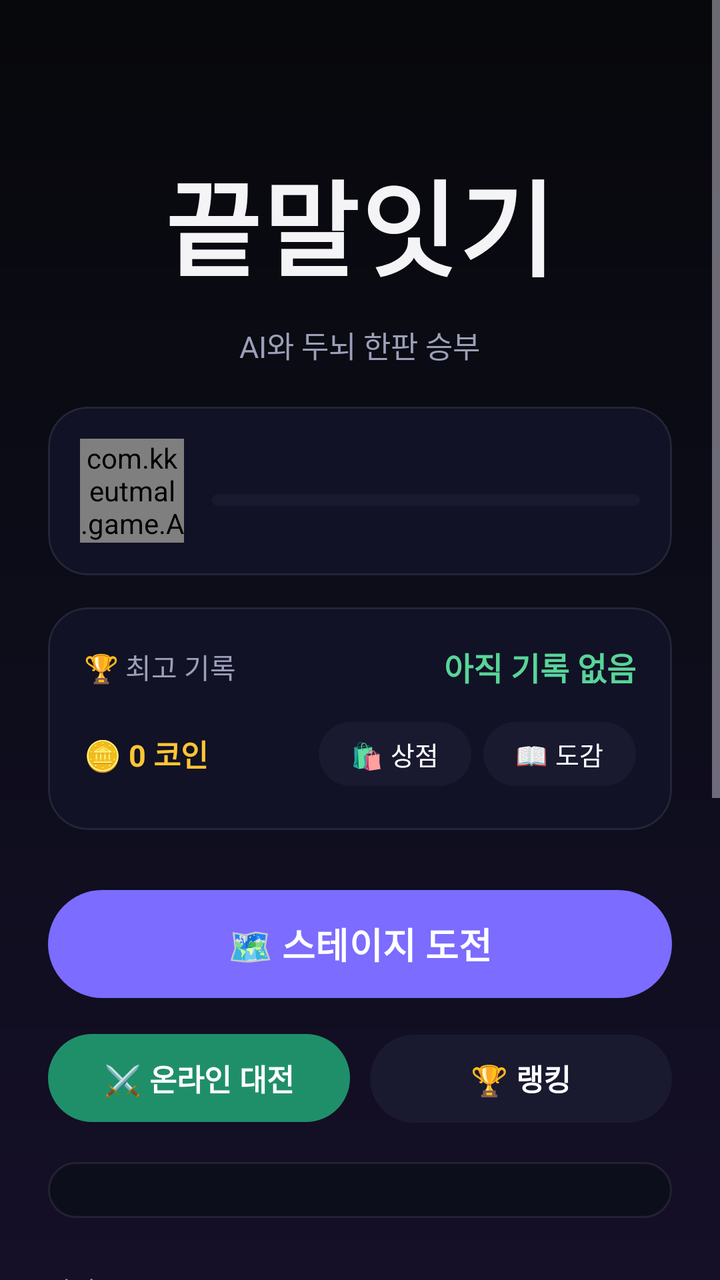
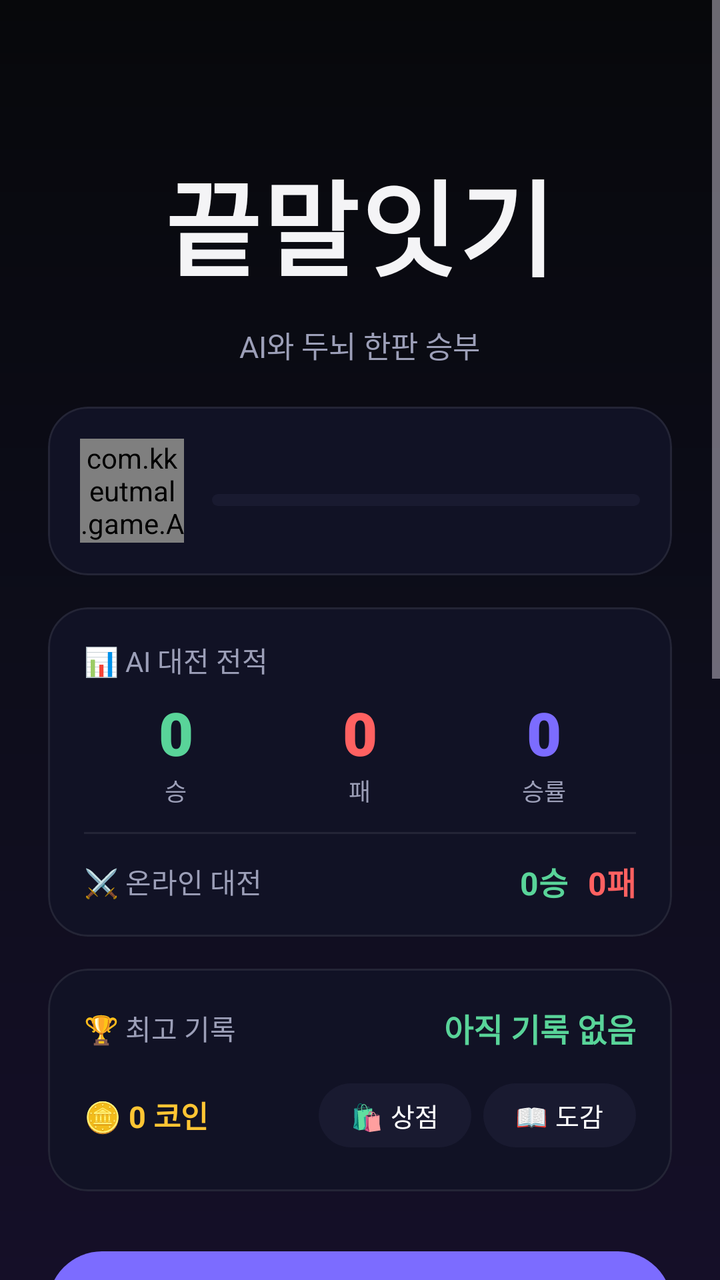

The first picture is an Android layout as it rendered before a commit; the second is the same layout after the commit. The layout source and the unified diff follow.
<!-- AndroidManifest.xml: application theme Theme.KKeutmal -->
<!-- res/layout/activity_main.xml -->
<?xml version="1.0" encoding="utf-8"?>
<LinearLayout xmlns:android="http://schemas.android.com/apk/res/android"
    xmlns:app="http://schemas.android.com/apk/res-auto"
    android:layout_width="match_parent"
    android:layout_height="match_parent"
    android:orientation="vertical">

<ScrollView
        android:layout_width="match_parent"
        android:layout_height="0dp"
        android:layout_weight="1"
    android:fillViewport="true"
    android:overScrollMode="never">

    <LinearLayout
        android:layout_width="match_parent"
        android:layout_height="wrap_content"
        android:orientation="vertical"
        android:gravity="center_horizontal"
        android:padding="24dp">

        <TextView
            android:id="@+id/tvTitle"
            android:layout_width="wrap_content"
            android:layout_height="wrap_content"
            android:layout_marginTop="44dp"
            android:paddingHorizontal="4dp"
            android:paddingVertical="6dp"
            android:text="@string/app_name"
            android:textColor="@color/text_primary"
            android:textSize="52sp"
            android:letterSpacing="0.02"
            android:fontFamily="sans-serif-black" />

        <TextView
            android:layout_width="wrap_content"
            android:layout_height="wrap_content"
            android:layout_marginTop="6dp"
            android:text="@string/subtitle"
            android:textColor="@color/text_dim"
            android:textSize="15sp" />

        <com.google.android.material.card.MaterialCardView
            android:layout_width="match_parent"
            android:layout_height="wrap_content"
            android:layout_marginTop="20dp"
            app:cardBackgroundColor="@color/surface"
            app:cardCornerRadius="20dp"
            app:strokeColor="@color/surface_stroke"
            app:strokeWidth="1dp"
            app:cardElevation="0dp">

            <LinearLayout
                android:layout_width="match_parent"
                android:layout_height="wrap_content"
                android:orientation="horizontal"
                android:gravity="center_vertical"
                android:padding="16dp">

                <com.kkeutmal.game.AvatarView
                    android:id="@+id/avatarMe"
                    android:layout_width="52dp"
                    android:layout_height="52dp" />

                <LinearLayout
                    android:layout_width="0dp"
                    android:layout_weight="1"
                    android:layout_height="wrap_content"
                    android:layout_marginStart="14dp"
                    android:orientation="vertical">

                    <TextView
                        android:id="@+id/tvLevelRank"
                        android:layout_width="wrap_content"
                        android:layout_height="wrap_content"
                        android:textColor="@color/text_primary"
                        android:textSize="16sp"
                        android:textStyle="bold" />

                    <com.google.android.material.progressindicator.LinearProgressIndicator
                        android:id="@+id/xpBar"
                        android:layout_width="match_parent"
                        android:layout_height="wrap_content"
                        android:layout_marginTop="6dp"
                        android:max="1000"
                        app:trackThickness="6dp"
                        app:trackCornerRadius="3dp"
                        app:trackColor="@color/chip_bg"
                        app:indicatorColor="@color/accent"
                        app:trackStopIndicatorSize="0dp" />

                    <TextView
                        android:id="@+id/tvXp"
                        android:layout_width="wrap_content"
                        android:layout_height="wrap_content"
                        android:layout_marginTop="4dp"
                        android:textColor="@color/text_dim"
                        android:textSize="11sp" />
                </LinearLayout>
            </LinearLayout>
        </com.google.android.material.card.MaterialCardView>

        <com.google.android.material.card.MaterialCardView
            android:layout_width="match_parent"
            android:layout_height="wrap_content"
            android:layout_marginTop="16dp"
            app:cardBackgroundColor="@color/surface"
            app:cardCornerRadius="20dp"
            app:strokeColor="@color/surface_stroke"
            app:strokeWidth="1dp"
            app:cardElevation="0dp">

            <LinearLayout
                android:layout_width="match_parent"
                android:layout_height="wrap_content"
                android:orientation="vertical"
                android:padding="18dp">

                <LinearLayout
                    android:layout_width="match_parent"
                    android:layout_height="wrap_content"
                    android:orientation="horizontal"
                    android:gravity="center_vertical">

                    <TextView
                        android:layout_width="0dp"
                        android:layout_weight="1"
                        android:layout_height="wrap_content"
                        android:text="@string/best_label"
                        android:textColor="@color/text_dim"
                        android:textSize="14sp" />

                    <TextView
                        android:id="@+id/tvBest"
                        android:layout_width="wrap_content"
                        android:layout_height="wrap_content"
                        android:text="아직 기록 없음"
                        android:textColor="@color/accent2"
                        android:textSize="16sp"
                        android:textStyle="bold" />
                </LinearLayout>

                
                <LinearLayout
                    android:id="@+id/rowRecord"
                    android:layout_width="match_parent"
                    android:layout_height="wrap_content"
                    android:layout_marginTop="14dp"
                    android:orientation="horizontal"
                    android:baselineAligned="false"
                    android:visibility="gone">

                    <LinearLayout
                        android:layout_width="0dp"
                        android:layout_weight="1"
                        android:layout_height="wrap_content"
                        android:orientation="vertical"
                        android:gravity="center_horizontal">

                        <TextView
                            android:id="@+id/tvWins"
                            android:layout_width="wrap_content"
                            android:layout_height="wrap_content"
                            android:textColor="@color/accent2"
                            android:textSize="22sp"
                            android:textStyle="bold" />

                        <TextView
                            android:layout_width="wrap_content"
                            android:layout_height="wrap_content"
                            android:text="승"
                            android:textColor="@color/text_dim"
                            android:textSize="12sp" />
                    </LinearLayout>

                    <LinearLayout
                        android:layout_width="0dp"
                        android:layout_weight="1"
                        android:layout_height="wrap_content"
                        android:orientation="vertical"
                        android:gravity="center_horizontal">

                        <TextView
                            android:id="@+id/tvLosses"
                            android:layout_width="wrap_content"
                            android:layout_height="wrap_content"
                            android:textColor="@color/text_primary"
                            android:textSize="22sp"
                            android:textStyle="bold" />

                        <TextView
                            android:layout_width="wrap_content"
                            android:layout_height="wrap_content"
                            android:text="패"
                            android:textColor="@color/text_dim"
                            android:textSize="12sp" />
                    </LinearLayout>

                    <LinearLayout
                        android:layout_width="0dp"
                        android:layout_weight="1"
                        android:layout_height="wrap_content"
                        android:orientation="vertical"
                        android:gravity="center_horizontal">

                        <TextView
                            android:id="@+id/tvWinRate"
                            android:layout_width="wrap_content"
                            android:layout_height="wrap_content"
                            android:textColor="@color/accent"
                            android:textSize="22sp"
                            android:textStyle="bold" />

                        <TextView
                            android:id="@+id/tvWinRateLabel"
                            android:layout_width="wrap_content"
                            android:layout_height="wrap_content"
                            android:text="승률"
                            android:textColor="@color/text_dim"
                            android:textSize="12sp" />
                    </LinearLayout>
                </LinearLayout>

                <LinearLayout
                    android:layout_width="match_parent"
                    android:layout_height="wrap_content"
                    android:layout_marginTop="12dp"
                    android:orientation="horizontal"
                    android:gravity="center_vertical">

                    <TextView
                        android:id="@+id/tvCoins"
                        android:layout_width="0dp"
                        android:layout_weight="1"
                        android:layout_height="wrap_content"
                        android:text="🪙 0 코인"
                        android:textColor="@color/warn"
                        android:textSize="15sp"
                        android:textStyle="bold" />

                    <com.google.android.material.button.MaterialButton
                        android:id="@+id/btnShop"
                        android:layout_width="wrap_content"
                        android:layout_height="40dp"
                        android:minWidth="0dp"
                        android:paddingHorizontal="16dp"
                        android:text="🛍 상점"
                        android:textSize="13sp"
                        app:backgroundTint="@color/chip_bg"
                        app:cornerRadius="20dp" />

                    <com.google.android.material.button.MaterialButton
                        android:id="@+id/btnCollection"
                        android:layout_width="wrap_content"
                        android:layout_height="40dp"
                        android:layout_marginStart="6dp"
                        android:minWidth="0dp"
                        android:paddingHorizontal="16dp"
                        android:text="📖 도감"
                        android:textSize="13sp"
                        app:backgroundTint="@color/chip_bg"
                        app:cornerRadius="20dp" />
                </LinearLayout>
            </LinearLayout>
        </com.google.android.material.card.MaterialCardView>

        <com.google.android.material.button.MaterialButton
            android:id="@+id/btnAdventure"
            android:layout_width="match_parent"
            android:layout_height="62dp"
            android:layout_marginTop="26dp"
            android:text="🗺 스테이지 도전"
            android:textSize="18sp"
            android:textStyle="bold"
            app:backgroundTint="@color/accent"
            app:cornerRadius="31dp" />

        <LinearLayout
            android:layout_width="match_parent"
            android:layout_height="wrap_content"
            android:layout_marginTop="10dp"
            android:orientation="horizontal">

            <com.google.android.material.button.MaterialButton
                android:id="@+id/btnOnline"
                android:layout_width="0dp"
                android:layout_height="52dp"
                android:layout_marginEnd="5dp"
                android:layout_weight="1"
                android:text="⚔️ 온라인 대전"
                android:textSize="15sp"
                android:textStyle="bold"
                app:backgroundTint="@color/accent2_dark"
                app:cornerRadius="26dp" />

            <com.google.android.material.button.MaterialButton
                android:id="@+id/btnRanking"
                android:layout_width="0dp"
                android:layout_height="52dp"
                android:layout_marginStart="5dp"
                android:layout_weight="1"
                android:text="🏆 랭킹"
                android:textSize="15sp"
                android:textStyle="bold"
                app:backgroundTint="@color/chip_bg"
                app:cornerRadius="26dp" />
        </LinearLayout>

        <LinearLayout
            android:id="@+id/missionBox"
            android:layout_width="match_parent"
            android:layout_height="wrap_content"
            android:layout_marginTop="16dp"
            android:orientation="vertical"
            android:background="@drawable/bg_input"
            android:padding="14dp" />

        <TextView
            android:layout_width="match_parent"
            android:layout_height="wrap_content"
            android:layout_marginTop="26dp"
            android:text="@string/difficulty_label"
            android:textColor="@color/text_dim"
            android:textSize="13sp" />

        <com.google.android.material.button.MaterialButtonToggleGroup
            android:id="@+id/toggleDifficulty"
            android:layout_width="match_parent"
            android:layout_height="wrap_content"
            android:layout_marginTop="10dp"
            app:singleSelection="true"
            app:selectionRequired="true">

            <com.google.android.material.button.MaterialButton
                android:id="@+id/btnVeryEasy"
                style="?attr/materialButtonOutlinedStyle"
                android:layout_width="0dp"
                android:layout_weight="1.2"
                android:layout_height="44dp"
                android:text="매우쉬움"
                android:textSize="12sp"
                android:insetLeft="0dp"
                android:insetRight="0dp"
                android:paddingHorizontal="2dp"
                app:strokeColor="@color/surface_stroke" />

            <com.google.android.material.button.MaterialButton
                android:id="@+id/btnEasy"
                style="?attr/materialButtonOutlinedStyle"
                android:layout_width="0dp"
                android:layout_weight="1"
                android:layout_height="44dp"
                android:text="쉬움"
                android:textSize="12sp"
                android:insetLeft="0dp"
                android:insetRight="0dp"
                android:paddingHorizontal="2dp"
                app:strokeColor="@color/surface_stroke" />

            <com.google.android.material.button.MaterialButton
                android:id="@+id/btnNormal"
                style="?attr/materialButtonOutlinedStyle"
                android:layout_width="0dp"
                android:layout_weight="1"
                android:layout_height="44dp"
                android:text="보통"
                android:textSize="12sp"
                app:strokeColor="@color/surface_stroke" />

            <com.google.android.material.button.MaterialButton
                android:id="@+id/btnHard"
                style="?attr/materialButtonOutlinedStyle"
                android:layout_width="0dp"
                android:layout_weight="1"
                android:layout_height="44dp"
                android:text="어려움"
                android:textSize="12sp"
                android:insetLeft="0dp"
                android:insetRight="0dp"
                android:paddingHorizontal="2dp"
                app:strokeColor="@color/surface_stroke" />
        </com.google.android.material.button.MaterialButtonToggleGroup>

        <TextView
            android:id="@+id/tvDifficultyDesc"
            android:layout_width="match_parent"
            android:layout_height="wrap_content"
            android:layout_marginTop="10dp"
            android:gravity="center"
            android:textColor="@color/text_dim"
            android:textSize="13sp"
            android:text="제한시간 20초" />

        
        <com.google.android.material.materialswitch.MaterialSwitch
            android:id="@+id/swNoTimer"
            android:layout_width="wrap_content"
            android:layout_height="wrap_content"
            android:layout_marginTop="8dp"
            android:text="  ⏱ 제한시간 없이 느긋하게  "
            android:textColor="@color/text_primary"
            android:textSize="14sp"
            android:visibility="gone" />

        <com.google.android.material.button.MaterialButton
            android:id="@+id/btnStart"
            android:layout_width="match_parent"
            android:layout_height="62dp"
            android:layout_marginTop="24dp"
            android:text="⚔ 자유 대전"
            android:textSize="18sp"
            android:textStyle="bold"
            android:textColor="@color/cta_text"
            app:backgroundTint="@color/cta_bg"
            app:cornerRadius="31dp" />

        <com.google.android.material.card.MaterialCardView
            android:layout_width="match_parent"
            android:layout_height="wrap_content"
            android:layout_marginTop="26dp"
            android:layout_marginBottom="24dp"
            app:cardBackgroundColor="#10FFFFFF"
            app:cardCornerRadius="20dp"
            app:cardElevation="0dp">

            <LinearLayout
                android:layout_width="match_parent"
                android:layout_height="wrap_content"
                android:orientation="vertical"
                android:padding="18dp">

                
                <TextView
                    android:id="@+id/tvRulesTitle"
                    android:layout_width="match_parent"
                    android:layout_height="wrap_content"
                    android:paddingTop="2dp"
                    android:paddingBottom="2dp"
                    android:text="@string/rules_title"
                    android:textColor="@color/text_primary"
                    android:textSize="14sp"
                    android:textStyle="bold" />

                <TextView
                    android:id="@+id/tvRulesBody"
                    android:layout_width="match_parent"
                    android:layout_height="wrap_content"
                    android:layout_marginTop="10dp"
                    android:lineSpacingExtra="5dp"
                    android:text="@string/rules_body"
                    android:textColor="@color/text_dim"
                    android:textSize="13sp"
                    android:visibility="gone" />
            </LinearLayout>
        </com.google.android.material.card.MaterialCardView>

        <com.google.android.material.button.MaterialButton
            android:id="@+id/btnAbout"
            style="?attr/borderlessButtonStyle"
            android:layout_width="wrap_content"
            android:layout_height="wrap_content"
            android:layout_marginTop="12dp"
            android:layout_marginBottom="8dp"
            android:text="ⓘ 만든이 · 버전 · 자료 출처"
            android:textColor="@color/text_dim"
            android:textSize="13sp" />
    </LinearLayout>
</ScrollView>

    
    <FrameLayout
        android:id="@+id/adContainer"
        android:layout_width="match_parent"
        android:layout_height="wrap_content"
        android:layout_gravity="center_horizontal" />

</LinearLayout>
<!-- resources referenced by this layout -->
<resources>
  <color name="accent">#7C6CFF</color>
  <color name="accent2">#59D499</color>
  <color name="accent2_dark">#1F8F6A</color>
  <color name="chip_bg">#191A30</color>
  <color name="cta_bg">#FFFFFF</color>
  <color name="cta_text">#0B0B10</color>
  <color name="surface">#111225</color>
  <color name="surface_stroke">#14FFFFFF</color>
  <color name="text_dim">#9C9FB8</color>
  <color name="text_primary">#F4F4F6</color>
  <color name="warn">#FFC533</color>
  <!-- drawable bg_input (drawable) -->
  <?xml version="1.0" encoding="utf-8"?>
  <shape xmlns:android="http://schemas.android.com/apk/res/android" android:shape="rectangle">
      <solid android:color="@color/input_bg" />
      <stroke android:width="1dp" android:color="@color/surface_stroke" />
      <corners android:radius="26dp" />
  </shape>
  <string name="app_name">끝말잇기</string>
  <string name="best_label">🏆 최고 기록</string>
  <string name="difficulty_label">난이도</string>
  <string name="rules_body">· 사전(표준국어대사전+끄투 DB, 43만 단어)에 있는 두 글자 이상 단어만 인정\n· 앞 단어의 끝 글자로 시작 (두음법칙 인정: 력→역, 라→나)\n· 이미 나온 단어는 다시 쓸 수 없어요\n· 제한시간 안에 입력하지 못하면 패배! (무제한 모드는 시간 걱정 없음)\n· 마이크 버튼을 누르고 말해도 입력돼요</string>
  <string name="rules_title">게임 규칙</string>
  <string name="subtitle">AI와 두뇌 한판 승부</string>
  <style name="Theme.KKeutmal" parent="Theme.Material3.Dark.NoActionBar">
          <item name="colorPrimary">@color/accent</item>
          <item name="colorOnPrimary">@color/text_on_accent</item>
          <item name="colorSecondary">@color/accent2</item>
          <item name="colorSurface">@color/surface</item>
          <item name="colorOnSurface">@color/text_primary</item>
          <item name="android:colorBackground">@color/bg_top</item>
          <item name="android:windowBackground">@drawable/bg_gradient</item>
          <item name="android:statusBarColor">@color/bg_top</item>
          <item name="android:navigationBarColor">@color/bg_bottom</item>
          <item name="android:windowLightStatusBar">false</item>
          <item name="android:textColor">@color/text_primary</item>
      </style>
  <color name="input_bg">#0D0E1C</color>
  <color name="text_on_accent">#FFFFFF</color>
  <color name="bg_top">#07080B</color>
  <!-- drawable bg_gradient (drawable) -->
  <?xml version="1.0" encoding="utf-8"?>
  <shape xmlns:android="http://schemas.android.com/apk/res/android" android:shape="rectangle">
      <gradient
          android:angle="270"
          android:startColor="@color/bg_top"
          android:centerColor="#0D0D1A"
          android:endColor="@color/bg_bottom" />
  </shape>
  <color name="bg_bottom">#150F28</color>
</resources>

<!-- the commit's change to res/layout/activity_main.xml (unified diff, before → after) -->
@@ -100,6 +100,7 @@
             </LinearLayout>
         </com.google.android.material.card.MaterialCardView>
 
+        
         <com.google.android.material.card.MaterialCardView
             android:layout_width="match_parent"
             android:layout_height="wrap_content"
@@ -114,41 +115,43 @@
                 android:layout_width="match_parent"
                 android:layout_height="wrap_content"
                 android:orientation="vertical"
-                android:padding="18dp">
+                android:paddingHorizontal="18dp"
+                android:paddingVertical="16dp">
 
                 <LinearLayout
                     android:layout_width="match_parent"
                     android:layout_height="wrap_content"
-                    android:orientation="horizontal"
-                    android:gravity="center_vertical">
-
-                    <TextView
-                        android:layout_width="0dp"
-                        android:layout_weight="1"
-                        android:layout_height="wrap_content"
-                        android:text="@string/best_label"
+                    android:gravity="center_vertical"
+                    android:orientation="horizontal">
+
+                    <TextView
+                        android:layout_width="0dp"
+                        android:layout_height="wrap_content"
+                        android:layout_weight="1"
+                        android:text="📊 AI 대전 전적"
                         android:textColor="@color/text_dim"
                         android:textSize="14sp" />
 
                     <TextView
-                        android:id="@+id/tvBest"
-                        android:layout_width="wrap_content"
-                        android:layout_height="wrap_content"
-                        android:text="아직 기록 없음"
-                        android:textColor="@color/accent2"
-                        android:textSize="16sp"
-                        android:textStyle="bold" />
+                        android:id="@+id/tvStreak"
+                        android:layout_width="wrap_content"
+                        android:layout_height="wrap_content"
+                        android:background="@drawable/bubble_sys"
+                        android:paddingHorizontal="10dp"
+                        android:paddingVertical="4dp"
+                        android:textColor="@color/warn"
+                        android:textSize="13sp"
+                        android:textStyle="bold"
+                        android:visibility="gone" />
                 </LinearLayout>
 
-                
                 <LinearLayout
                     android:id="@+id/rowRecord"
                     android:layout_width="match_parent"
                     android:layout_height="wrap_content"
-                    android:layout_marginTop="14dp"
-                    android:orientation="horizontal"
+                    android:layout_marginTop="6dp"
                     android:baselineAligned="false"
-                    android:visibility="gone">
+                    android:orientation="horizontal">
 
                     <LinearLayout
                         android:layout_width="0dp"
@@ -161,9 +164,10 @@
                             android:id="@+id/tvWins"
                             android:layout_width="wrap_content"
                             android:layout_height="wrap_content"
+                            android:fontFamily="sans-serif-black"
+                            android:text="0"
                             android:textColor="@color/accent2"
-                            android:textSize="22sp"
-                            android:textStyle="bold" />
+                            android:textSize="30sp" />
 
                         <TextView
                             android:layout_width="wrap_content"
@@ -184,9 +188,10 @@
                             android:id="@+id/tvLosses"
                             android:layout_width="wrap_content"
                             android:layout_height="wrap_content"
-                            android:textColor="@color/text_primary"
-                            android:textSize="22sp"
-                            android:textStyle="bold" />
+                            android:fontFamily="sans-serif-black"
+                            android:text="0"
+                            android:textColor="@color/error"
+                            android:textSize="30sp" />
 
                         <TextView
                             android:layout_width="wrap_content"
@@ -207,9 +212,10 @@
                             android:id="@+id/tvWinRate"
                             android:layout_width="wrap_content"
                             android:layout_height="wrap_content"
+                            android:fontFamily="sans-serif-black"
+                            android:text="0"
                             android:textColor="@color/accent"
-                            android:textSize="22sp"
-                            android:textStyle="bold" />
+                            android:textSize="30sp" />
 
                         <TextView
                             android:id="@+id/tvWinRateLabel"
@@ -219,6 +225,89 @@
                             android:textColor="@color/text_dim"
                             android:textSize="12sp" />
                     </LinearLayout>
+                </LinearLayout>
+
+                <View
+                    android:layout_width="match_parent"
+                    android:layout_height="1dp"
+                    android:layout_marginTop="12dp"
+                    android:background="@color/surface_stroke" />
+
+                <LinearLayout
+                    android:layout_width="match_parent"
+                    android:layout_height="wrap_content"
+                    android:layout_marginTop="12dp"
+                    android:gravity="center_vertical"
+                    android:orientation="horizontal">
+
+                    <TextView
+                        android:layout_width="0dp"
+                        android:layout_height="wrap_content"
+                        android:layout_weight="1"
+                        android:text="⚔️ 온라인 대전"
+                        android:textColor="@color/text_dim"
+                        android:textSize="14sp" />
+
+                    <TextView
+                        android:id="@+id/tvOnlineWins"
+                        android:layout_width="wrap_content"
+                        android:layout_height="wrap_content"
+                        android:text="0승"
+                        android:textColor="@color/accent2"
+                        android:textSize="16sp"
+                        android:textStyle="bold" />
+
+                    <TextView
+                        android:id="@+id/tvOnlineLosses"
+                        android:layout_width="wrap_content"
+                        android:layout_height="wrap_content"
+                        android:layout_marginStart="10dp"
+                        android:text="0패"
+                        android:textColor="@color/error"
+                        android:textSize="16sp"
+                        android:textStyle="bold" />
+                </LinearLayout>
+            </LinearLayout>
+        </com.google.android.material.card.MaterialCardView>
+
+        <com.google.android.material.card.MaterialCardView
+            android:layout_width="match_parent"
+            android:layout_height="wrap_content"
+            android:layout_marginTop="16dp"
+            app:cardBackgroundColor="@color/surface"
+            app:cardCornerRadius="20dp"
+            app:strokeColor="@color/surface_stroke"
+            app:strokeWidth="1dp"
+            app:cardElevation="0dp">
+
+            <LinearLayout
+                android:layout_width="match_parent"
+                android:layout_height="wrap_content"
+                android:orientation="vertical"
+                android:padding="18dp">
+
+                <LinearLayout
+                    android:layout_width="match_parent"
+                    android:layout_height="wrap_content"
+                    android:orientation="horizontal"
+                    android:gravity="center_vertical">
+
+                    <TextView
+                        android:layout_width="0dp"
+                        android:layout_weight="1"
+                        android:layout_height="wrap_content"
+                        android:text="@string/best_label"
+                        android:textColor="@color/text_dim"
+                        android:textSize="14sp" />
+
+                    <TextView
+                        android:id="@+id/tvBest"
+                        android:layout_width="wrap_content"
+                        android:layout_height="wrap_content"
+                        android:text="아직 기록 없음"
+                        android:textColor="@color/accent2"
+                        android:textSize="16sp"
+                        android:textStyle="bold" />
                 </LinearLayout>
 
                 <LinearLayout
<!-- resource entries referenced after the edit -->
@@ -6,6 +6,7 @@
   <color name="chip_bg">#191A30</color>
   <color name="cta_bg">#FFFFFF</color>
   <color name="cta_text">#0B0B10</color>
+  <color name="error">#FF6161</color>
   <color name="surface">#111225</color>
   <color name="surface_stroke">#14FFFFFF</color>
   <color name="text_dim">#9C9FB8</color>
@@ -17,6 +18,12 @@
       <solid android:color="@color/input_bg" />
       <stroke android:width="1dp" android:color="@color/surface_stroke" />
       <corners android:radius="26dp" />
+  </shape>
+  <!-- drawable bubble_sys (drawable) -->
+  <?xml version="1.0" encoding="utf-8"?>
+  <shape xmlns:android="http://schemas.android.com/apk/res/android" android:shape="rectangle">
+      <solid android:color="#14FFFFFF" />
+      <corners android:radius="14dp" />
   </shape>
   <string name="app_name">끝말잇기</string>
   <string name="best_label">🏆 최고 기록</string>
